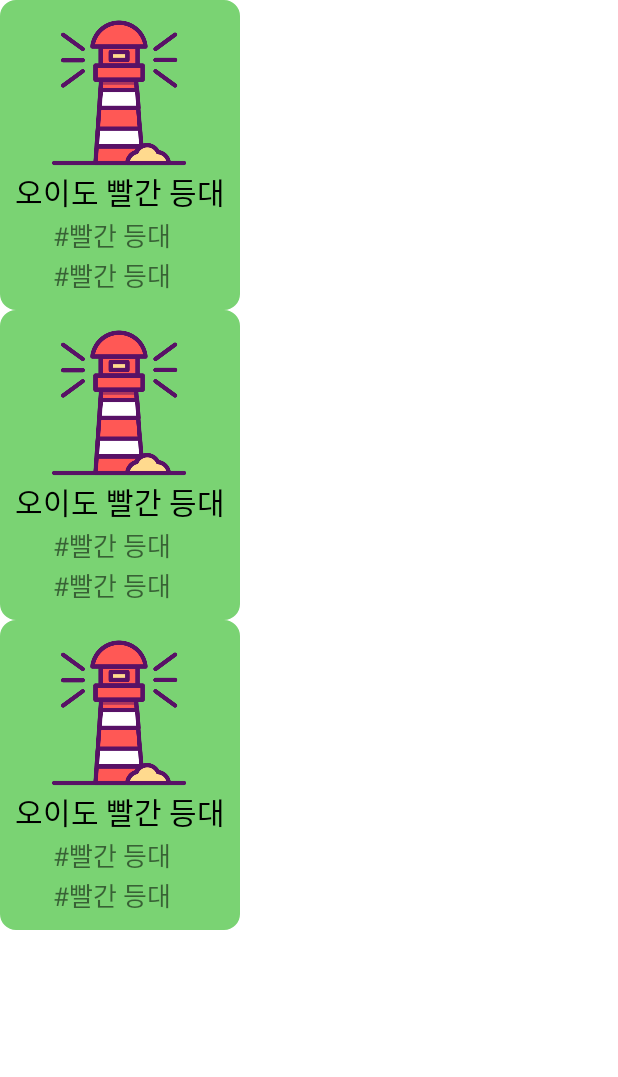
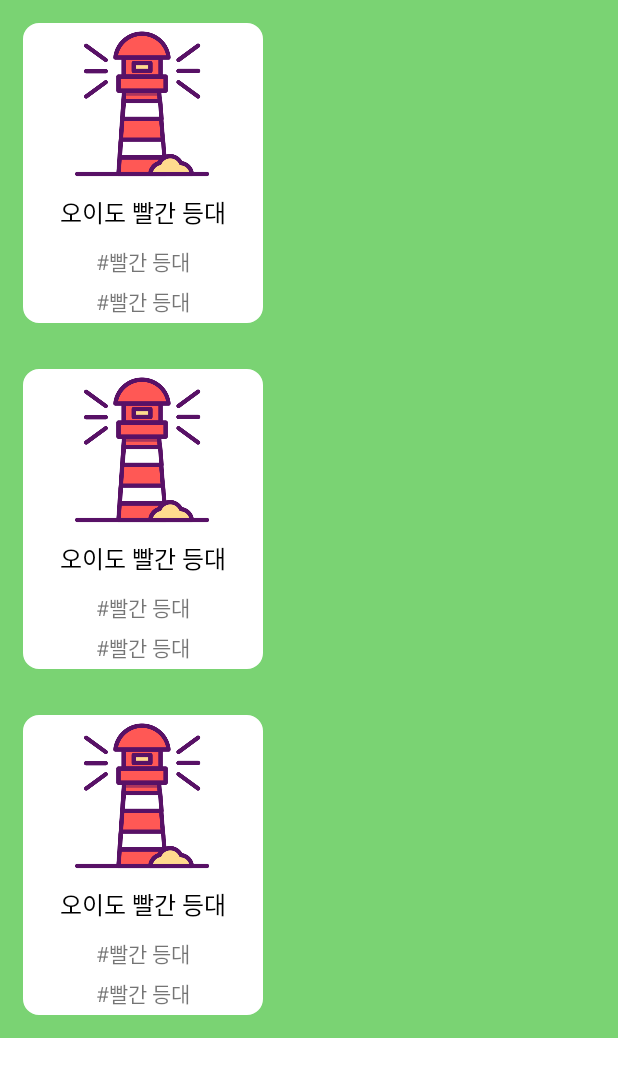
Before and after one commit to kimsw215/SeeHeung, an Android app: the layout center_classify.xml on its own in the app's theme, with its tools: preview values and no code run, on a phone screen of 412 x 824 dp. Shown: the top 1077 px of the screen. Run offline under Robolectric (Android 15) with nearby library versions, the phone set to English and light mode, and no system bars.

Commit message:
recyclerview GridLayout 코드 완성 GridView 정렬 배치 코드 재설정 필요
+ RecyclerView에서 각 item 클릭 시
화면 이동 코드 필요함

```diff
--- a/app/src/main/AndroidManifest.xml
+++ b/app/src/main/AndroidManifest.xml
@@ -15,9 +15,7 @@
         android:supportsRtl="true"
         android:theme="@style/Theme.SeeHeung.No"
         tools:targetApi="31">
-        <activity
-            android:name=".CenterPark"
-            android:exported="false" />
+
         <activity
             android:name=".MainActivity"
             android:exported="true">
--- a/app/src/main/java/kr/ac/kpu/ce2019152012/seeheung/Adapter/ListAdapterGrid.kt
+++ b/app/src/main/java/kr/ac/kpu/ce2019152012/seeheung/Adapter/ListAdapterGrid.kt
@@ -12,15 +12,17 @@ import com.bumptech.glide.Glide
 import kr.ac.kpu.ce2019152012.seeheung.ClassFile.HashDataVo
 import kr.ac.kpu.ce2019152012.seeheung.R
 
-class ListAdapterGrid(private val context: Context):
+class ListAdapterGrid:
     RecyclerView.Adapter<ListAdapterGrid.ViewHolder>() {
 
     var datas = mutableListOf<HashDataVo>()
 
     override fun onCreateViewHolder(parent: ViewGroup, viewType: Int): ViewHolder {
-        val view = LayoutInflater.from(context).inflate(R.layout.center_item_recycler,parent,false)
+        val view = LayoutInflater.from(parent.context).inflate(R.layout.center_item_recycler,parent,false)
         return ViewHolder(view)
     }
+
+
 
     override fun getItemCount(): Int = datas.size
 
--- a/app/src/main/res/drawable/center_item_layout_shape.xml
+++ b/app/src/main/res/drawable/center_item_layout_shape.xml
@@ -5,7 +5,7 @@
     <corners
         android:radius="10dp"/>
     <solid
-        android:color="@color/center"/>
+        android:color="@color/white"/>
     <padding
         android:left="0dp"
         android:top="0dp"
@@ -16,6 +16,6 @@
         android:height="80dp"/>
     <stroke
         android:width="1dp"
-        android:color="@color/center"/>
+        android:color="@color/white"/>
 
 </shape>
--- a/app/src/main/res/layout/center_classify.xml
+++ b/app/src/main/res/layout/center_classify.xml
@@ -1,9 +1,12 @@
 <?xml version="1.0" encoding="utf-8"?>
-<androidx.constraintlayout.widget.ConstraintLayout xmlns:android="http://schemas.android.com/apk/res/android"
+<LinearLayout
+    xmlns:android="http://schemas.android.com/apk/res/android"
+    xmlns:app="http://schemas.android.com/apk/res-auto"
+    xmlns:tools="http://schemas.android.com/tools"
     android:layout_width="match_parent"
-    android:layout_height="match_parent"
-    xmlns:tools="http://schemas.android.com/tools"
-    xmlns:app="http://schemas.android.com/apk/res-auto"
+    android:layout_height="wrap_content"
+    android:orientation="vertical"
+    android:background="@color/center"
     tools:context=".CenterFragments.CenterClassifyFragment">
 
     <androidx.recyclerview.widget.RecyclerView
@@ -11,7 +14,7 @@
         android:layout_width="match_parent"
         android:layout_height="match_parent"
         app:layoutManager="androidx.recyclerview.widget.GridLayoutManager"
-        tools:listitem="@layout/center_item_recycler"/>
+        tools:listitem="@layout/center_item_recycler" />
 
 
-</androidx.constraintlayout.widget.ConstraintLayout>
+</LinearLayout>
--- a/app/src/main/res/layout/center_item_recycler.xml
+++ b/app/src/main/res/layout/center_item_recycler.xml
@@ -1,25 +1,20 @@
 <?xml version="1.0" encoding="utf-8"?>
-<androidx.constraintlayout.widget.ConstraintLayout
+<LinearLayout
     xmlns:android="http://schemas.android.com/apk/res/android"
     xmlns:app="http://schemas.android.com/apk/res-auto"
     xmlns:tools="http://schemas.android.com/tools"
-    android:layout_width="wrap_content"
-    android:layout_height="wrap_content"
-    android:paddingHorizontal="10dp"
-    android:paddingVertical="10dp"
+    android:layout_width="160dp"
+    android:layout_height="200dp"
+    android:orientation="vertical"
+    android:gravity="center"
+    android:layout_margin="15dp"
     android:background="@drawable/center_item_layout_shape">
 
     <ImageView
         android:id="@+id/img_rv_photo"
         android:layout_width="100dp"
         android:layout_height="100dp"
-        android:src="@drawable/icon_lighthouse"
-        app:layout_constraintBottom_toBottomOf="parent"
-        app:layout_constraintEnd_toEndOf="parent"
-        app:layout_constraintHorizontal_bias="0.498"
-        app:layout_constraintStart_toStartOf="parent"
-        app:layout_constraintTop_toTopOf="parent"
-        app:layout_constraintVertical_bias="0.025" />
+        android:src="@drawable/icon_lighthouse" />
 
     <TextView
         android:id="@+id/text_rv_name"
@@ -27,36 +22,24 @@
         android:layout_height="wrap_content"
         android:text="오이도 빨간 등대"
         android:textColor="@color/black"
-        android:textSize="20dp"
-        app:layout_constraintBottom_toBottomOf="parent"
-        app:layout_constraintEnd_toEndOf="parent"
-        app:layout_constraintStart_toStartOf="parent"
-        app:layout_constraintTop_toBottomOf="@+id/img_rv_photo"
-        app:layout_constraintVertical_bias="0.015" />
+        android:textSize="16dp"
+        android:layout_marginTop="10dp"/>
+
+    <TextView
+        android:id="@+id/text_rv_tag_2"
+        android:layout_width="wrap_content"
+        android:layout_height="wrap_content"
+        android:text="#빨간 등대"
+        android:textSize="14dp"
+        android:layout_marginTop="10dp"/>
 
     <TextView
         android:id="@+id/text_rv_tag_1"
         android:layout_width="wrap_content"
         android:layout_height="wrap_content"
         android:text="#빨간 등대"
-        android:textSize="17dp"
-        app:layout_constraintBottom_toBottomOf="parent"
-        app:layout_constraintEnd_toEndOf="parent"
-        app:layout_constraintHorizontal_bias="0.408"
-        app:layout_constraintStart_toStartOf="parent"
-        app:layout_constraintTop_toBottomOf="@+id/text_rv_name"
-        app:layout_constraintVertical_bias="0.024" />
+        android:textSize="14dp"
+        android:layout_marginTop="5dp"
+/>
 
-    <TextView
-        android:id="@+id/text_rv_tag_2"
-        android:layout_width="wrap_content"
-        android:layout_height="wrap_content"
-        android:text="#빨간 등대"
-        android:textSize="17dp"
-        app:layout_constraintBottom_toBottomOf="parent"
-        app:layout_constraintEnd_toEndOf="parent"
-        app:layout_constraintHorizontal_bias="0.0"
-        app:layout_constraintStart_toStartOf="@+id/text_rv_tag_1"
-        app:layout_constraintTop_toBottomOf="@+id/text_rv_tag_1"
-        app:layout_constraintVertical_bias="0.014" />
-</androidx.constraintlayout.widget.ConstraintLayout>
+</LinearLayout>
--- a/app/src/main/res/layout/fragment_home.xml
+++ b/app/src/main/res/layout/fragment_home.xml
@@ -39,14 +39,14 @@
         android:layout_marginBottom="252dp"
         android:background="@drawable/south"
         app:layout_constraintBottom_toBottomOf="parent"
-        app:layout_constraintEnd_toStartOf="@+id/EBtn"
+        app:layout_constraintEnd_toStartOf="@+id/CBtn"
         app:layout_constraintHorizontal_bias="0.432"
         app:layout_constraintStart_toStartOf="parent"
         app:layout_constraintTop_toBottomOf="@+id/NBtn"
         app:layout_constraintVertical_bias="0.0" />
 
     <androidx.appcompat.widget.AppCompatButton
-        android:id="@+id/EBtn"
+        android:id="@+id/CBtn"
         android:layout_width="wrap_content"
         android:layout_height="wrap_content"
         android:background="@drawable/east_removebg"
```
Also changed, not shown: app/src/main/java/kr/ac/kpu/ce2019152012/seeheung/CenterFragments/CenterClassifyFragment.kt (+24 -47 lines), app/src/main/java/kr/ac/kpu/ce2019152012/seeheung/MainFragments/HomeFragment.kt (+23 -12 lines).
